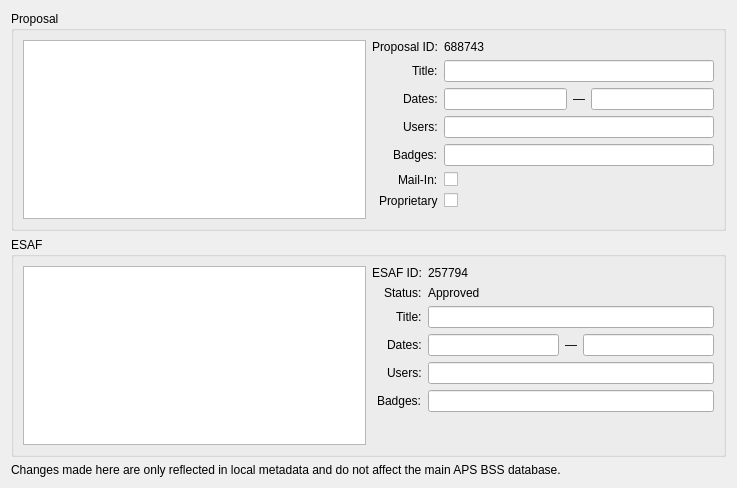
First picture: the form in firefly/bss.ui, repository spc-group/haven, before the edit.
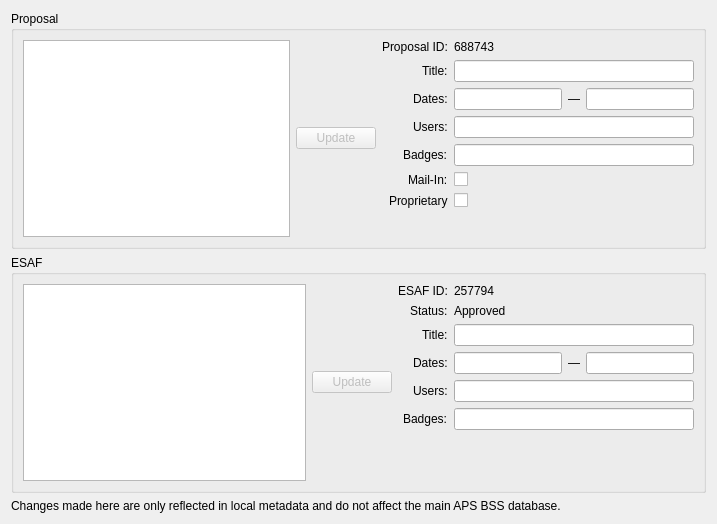
Second picture: the form after the edit. Custom widgets are drawn as their Qt base class.

Commit message: Updating the BSS metadata now requires clicking an 'update' button.

Diff of the .ui file:
```diff
--- a/firefly/bss.ui
+++ b/firefly/bss.ui
@@ -6,10 +6,16 @@
    <rect>
     <x>0</x>
     <y>0</y>
-    <width>737</width>
-    <height>488</height>
+    <width>717</width>
+    <height>524</height>
    </rect>
   </property>
+  <property name="sizePolicy">
+   <sizepolicy hsizetype="Preferred" vsizetype="Preferred">
+    <horstretch>0</horstretch>
+    <verstretch>0</verstretch>
+   </sizepolicy>
+  </property>
   <property name="windowTitle">
    <string>Beamline Scheduling System (BSS)</string>
   </property>
@@ -21,7 +27,36 @@
      </property>
      <layout class="QHBoxLayout" name="horizontalLayout_2">
       <item>
-       <widget class="QTableView" name="proposal_view"/>
+       <widget class="QTableView" name="proposal_view">
+        <property name="sizePolicy">
+         <sizepolicy hsizetype="Expanding" vsizetype="Expanding">
+          <horstretch>0</horstretch>
+          <verstretch>0</verstretch>
+         </sizepolicy>
+        </property>
+        <property name="minimumSize">
+         <size>
+          <width>0</width>
+          <height>0</height>
+         </size>
+        </property>
+        <property name="baseSize">
+         <size>
+          <width>400</width>
+          <height>0</height>
+         </size>
+        </property>
+       </widget>
+      </item>
+      <item>
+       <widget class="QPushButton" name="update_proposal_button">
+        <property name="enabled">
+         <bool>false</bool>
+        </property>
+        <property name="text">
+         <string>Update</string>
+        </property>
+       </widget>
       </item>
       <item>
        <layout class="QFormLayout" name="proposal_form_layout">
@@ -207,7 +242,36 @@
      </property>
      <layout class="QHBoxLayout" name="horizontalLayout">
       <item>
-       <widget class="QTableView" name="esaf_view"/>
+       <widget class="QTableView" name="esaf_view">
+        <property name="sizePolicy">
+         <sizepolicy hsizetype="Expanding" vsizetype="Expanding">
+          <horstretch>0</horstretch>
+          <verstretch>0</verstretch>
+         </sizepolicy>
+        </property>
+        <property name="minimumSize">
+         <size>
+          <width>0</width>
+          <height>0</height>
+         </size>
+        </property>
+        <property name="baseSize">
+         <size>
+          <width>400</width>
+          <height>0</height>
+         </size>
+        </property>
+       </widget>
+      </item>
+      <item>
+       <widget class="QPushButton" name="update_esaf_button">
+        <property name="enabled">
+         <bool>false</bool>
+        </property>
+        <property name="text">
+         <string>Update</string>
+        </property>
+       </widget>
       </item>
       <item>
        <layout class="QFormLayout" name="formLayout">
```
The commit also changes 2 other files.
